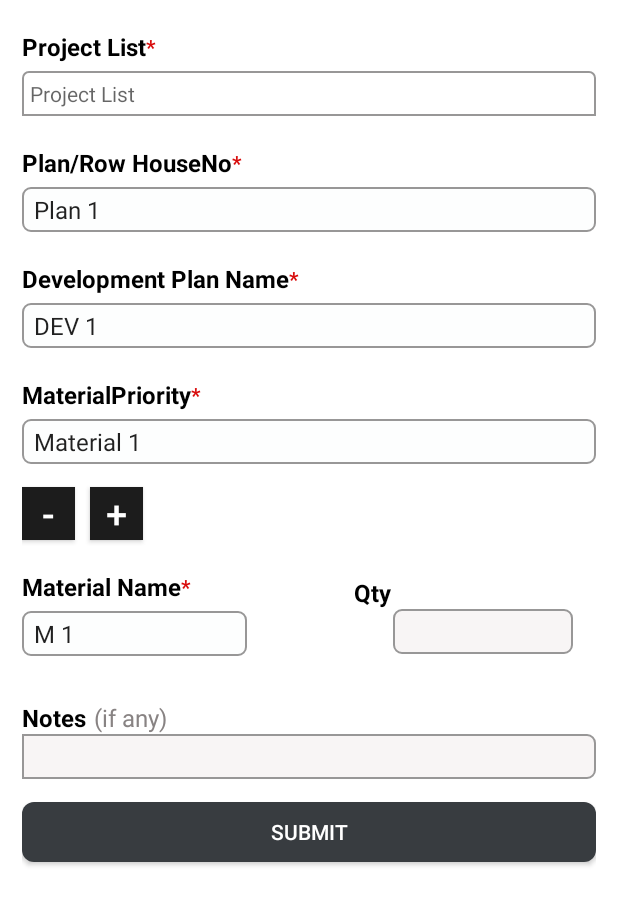
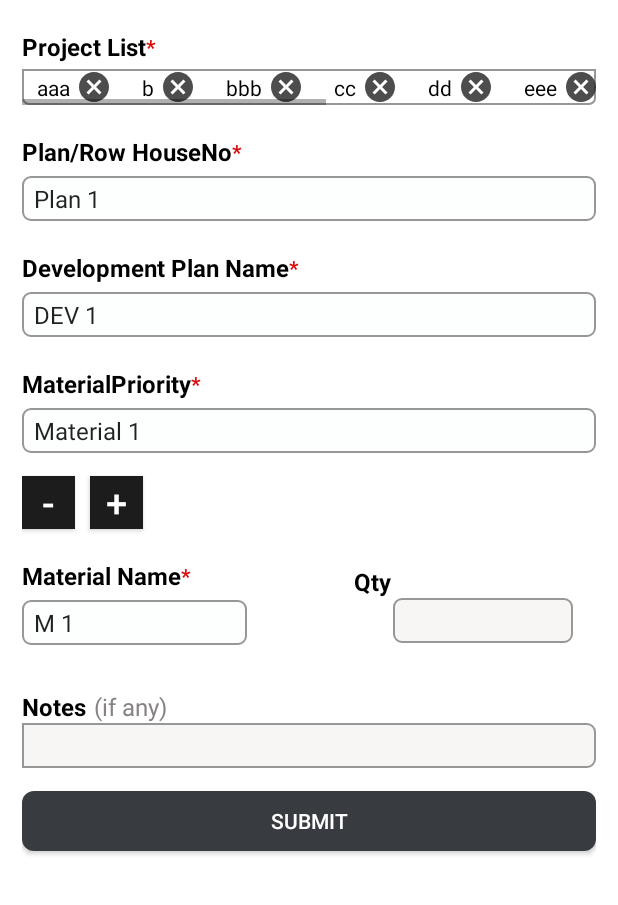
Before and after one commit to rahulmukati67/testApp1, an Android app: the fragment ProjectWise shown on its own in the app's theme, on a phone screen of 412 x 824 dp. Shown: the top 905 px of the screen. Run offline under Robolectric (Android 15) with nearby library versions, the phone set to English and light mode, and no system bars.

Commit message:
Project List

```diff
--- /dev/null
+++ b/app/src/main/java/com/example/testapp/AdapterClass.java
@@ -0,0 +1,46 @@
+package com.example.testapp;
+
+import android.content.Context;
+import android.view.LayoutInflater;
+import android.view.View;
+import android.view.ViewGroup;
+import android.widget.ImageView;
+import android.widget.TextView;
+import androidx.annotation.NonNull;
+import androidx.recyclerview.widget.RecyclerView;
+import java.util.ArrayList;
+
+public class AdapterClass extends RecyclerView.Adapter<AdapterClass.MyAdapter> {
+    private Context mcontext;
+           private ArrayList<String> list;
+           public  AdapterClass(ArrayList<String> list , Context mcontext){
+               this.list = list;
+               this.mcontext = mcontext;
+           }
+    @NonNull
+    @Override
+    public MyAdapter onCreateViewHolder(@NonNull ViewGroup parent, int viewType) {
+        View view = LayoutInflater.from(mcontext).inflate(R.layout.projectlist, parent ,false);
+        return new MyAdapter(view);
+    }
+
+    @Override
+    public void onBindViewHolder(@NonNull MyAdapter holder, int position) {
+          holder.projectName.setText(list.get(position));
+         }
+
+    @Override
+    public int getItemCount() {
+        return list.size();
+    }
+
+    class  MyAdapter extends RecyclerView.ViewHolder{
+           private TextView projectName;
+           private ImageView imgcancel;
+        public MyAdapter(@NonNull View itemView) {
+            super(itemView);
+            projectName = itemView.findViewById(R.id.projectName);
+            imgcancel = itemView.findViewById(R.id.imgcancel);
+        }
+    }
+}
--- a/app/src/main/java/com/example/testapp/ProjectWise.java
+++ b/app/src/main/java/com/example/testapp/ProjectWise.java
@@ -1,14 +1,13 @@
 package com.example.testapp;
 
-import android.content.Intent;
 import android.os.Bundle;
 import androidx.annotation.NonNull;
 import androidx.annotation.Nullable;
-import androidx.appcompat.widget.SearchView;
+import androidx.constraintlayout.widget.ConstraintLayout;
 import androidx.fragment.app.Fragment;
-import androidx.fragment.app.FragmentTransaction;
+import androidx.recyclerview.widget.LinearLayoutManager;
+import androidx.recyclerview.widget.RecyclerView;
 
-import android.util.Log;
 import android.view.LayoutInflater;
 import android.view.View;
 import android.view.ViewGroup;
@@ -17,13 +16,9 @@ import android.widget.ArrayAdapter;
 import android.widget.AutoCompleteTextView;
 import android.widget.Button;
 import android.widget.LinearLayout;
-import android.widget.ListView;
 import android.widget.Spinner;
 import android.widget.TextView;
-
-import java.net.URISyntaxException;
 import java.util.ArrayList;
-import java.util.Objects;
 
 public class ProjectWise extends Fragment {
 
@@ -32,6 +27,7 @@ public class ProjectWise extends Fragment {
     private ArrayAdapter<String> adapter;
     private TextView txtName;
     private AutoCompleteTextView autoCompleteTextView;
+    private RecyclerView projestNameRv;
     private androidx.appcompat.widget.SearchView search;
     private LinearLayout linerLayout1;
 
@@ -57,6 +53,7 @@ public class ProjectWise extends Fragment {
         spinnerPlan = view.findViewById(R.id.spinnerPlan);
 //      spinnerProjectList = view.findViewById(R.id.spinnerProjectList);
         spinnerMaterialName = view.findViewById(R.id.spinnerMaterialName);
+        projestNameRv = view.findViewById(R.id.projestNameRv);
 
         ArrayList<String> listDevelopment = new ArrayList<>();
          listDevelopment.add("DEV 1"); listDevelopment.add("DEV 2");listDevelopment.add("DEV 3");
@@ -89,53 +86,40 @@ public class ProjectWise extends Fragment {
 //        projectListAdapter.setDropDownViewResource(android.R.layout.simple_spinner_dropdown_item);
 //        spinnerProjectList.setAdapter(projectListAdapter);
 
+
         ArrayAdapter<String> MaterialNameListAdapter = new ArrayAdapter<>(requireContext(), android.R.layout.simple_spinner_item, listMaterialNAme);
         MaterialNameListAdapter.setDropDownViewResource(android.R.layout.simple_spinner_dropdown_item);
         spinnerMaterialName.setAdapter(MaterialNameListAdapter);
+
+
         ArrayList<String> list ;
         list = new ArrayList<>();
         list.add("aaa") ; list.add("b") ;list.add("bbb");list.add("cc");list.add("dd");list.add("eee");list.add("ffff");list.add("ghg");list.add("88");list.add("999");list.add("110");
 
-        ArrayAdapter<String> project = new ArrayAdapter<>(requireContext() , android.R.layout.simple_dropdown_item_1line , list);
-        autoCompleteTextView.setAdapter(project);
+        AdapterClass adapterClass = new AdapterClass(list , getContext());
+        LinearLayoutManager newLinerLayoutManager = new LinearLayoutManager(requireContext() , LinearLayoutManager.HORIZONTAL , false);
+        projestNameRv.setLayoutManager(newLinerLayoutManager);;
+        projestNameRv.setAdapter(adapterClass);
 
-        txtName.setOnClickListener(v -> {
-             if(linerLayout1.getVisibility() != View.VISIBLE) {
-                 linerLayout1.setVisibility(View.VISIBLE);
-                 autoCompleteTextView.setOnItemClickListener(new AdapterView.OnItemClickListener() {
-                     @Override
-                     public void onItemClick(AdapterView<?> parent, View view, int position, long id) {
-                         String name = autoCompleteTextView.getText().toString();
-                         txtName.setText(name);
-                         autoCompleteTextView.setText("");
-                         linerLayout1.setVisibility(View.GONE);
-                     }
-                 });
-             }else if(txtName.getText()!=null){
-                 linerLayout1.setVisibility(View.GONE);
+//        txtName.setOnClickListener(v -> {
+//             if(linerLayout1.getVisibility() != View.VISIBLE) {
+//                 linerLayout1.setVisibility(View.VISIBLE);
+//                 autoCompleteTextView.setOnItemClickListener(new AdapterView.OnItemClickListener() {
+//                     @Override
+//                     public void onItemClick(AdapterView<?> parent, View view, int position, long id) {
+//                         String name = autoCompleteTextView.getText().toString();
+//                         txtName.setText(name);
+//                         autoCompleteTextView.setText("");
+//                         linerLayout1.setVisibility(View.GONE);
+//                     }
+//                 });
+//             }else if(txtName.getText()!=null){
+//                 linerLayout1.setVisibility(View.GONE);
+//
+//             }
+//
+//        });
 
-             }
-
-//                SearchLayoutFragment searchFragment = new SearchLayoutFragment();
-//                FragmentTransaction transaction = getParentFragmentManager().beginTransaction();
-//                transaction.replace(R.id.linerLayout1, searchFragment);
-//                transaction.commit();
-        });
-//
-//        Bundle args = getArguments();
-//
-//        if (args != null) {
-//            String name = args.getString("Name");
-//            if (name != null) {
-//                txtName.setText(name);
-//                SearchLayoutFragment searchFragment = new SearchLayoutFragment();
-//                FragmentTransaction transaction = getParentFragmentManager().beginTransaction();
-//                transaction.remove(searchFragment);
-//                transaction.commit();
-//            }
-//        }else{
-//            Log.d("Name test" , "Error");
-//        }
 
         btnAdd.setOnClickListener(new View.OnClickListener() {
             @Override
@@ -161,7 +145,5 @@ public class ProjectWise extends Fragment {
                 }
             }
         });
-
     }
-
 }
--- /dev/null
+++ b/app/src/main/res/drawable/baseline_cancel_24.xml
@@ -0,0 +1,5 @@
+<vector android:alpha="0.8" android:height="24dp" android:tint="#212020"
+    android:viewportHeight="24" android:viewportWidth="24"
+    android:width="24dp" xmlns:android="http://schemas.android.com/apk/res/android">
+    <path android:fillColor="@android:color/white" android:pathData="M12,2C6.47,2 2,6.47 2,12s4.47,10 10,10 10,-4.47 10,-10S17.53,2 12,2zM17,15.59L15.59,17 12,13.41 8.41,17 7,15.59 10.59,12 7,8.41 8.41,7 12,10.59 15.59,7 17,8.41 13.41,12 17,15.59z"/>
+</vector>
--- a/app/src/main/res/layout/fragment_project_wise.xml
+++ b/app/src/main/res/layout/fragment_project_wise.xml
@@ -53,21 +53,32 @@
 <!--                android:background="@drawable/picker_background"-->
 <!--                app:layout_constraintStart_toStartOf="parent"-->
 <!--                app:layout_constraintTop_toBottomOf="@+id/txtProjectList" />-->
-            <TextView
-                android:id="@+id/txtName"
-                android:textColor="@color/black"
+
+            <androidx.constraintlayout.widget.ConstraintLayout
+                android:id="@+id/const1"
                 android:layout_width="match_parent"
-                android:layout_height="30dp"
-                android:gravity="center_vertical"
-                android:layout_marginTop="5dp"
-                android:padding="5dp"
-                android:hint="Project List"
-                android:background="@drawable/simple_bg"
-                android:clickable="true"
+                android:layout_height="wrap_content"
+                android:layout_marginTop="4dp"
+                android:layout_marginBottom="2dp"
+                android:background="@drawable/border_bg"
                 app:layout_constraintEnd_toEndOf="parent"
+                app:layout_constraintHorizontal_bias="1.0"
                 app:layout_constraintStart_toStartOf="parent"
-                app:layout_constraintTop_toBottomOf="@+id/txtProjectList"
-                android:focusable="true" />
+                app:layout_constraintTop_toBottomOf="@+id/txtProjectList">
+
+                <androidx.recyclerview.widget.RecyclerView
+                    android:id="@+id/projestNameRv"
+                    android:layout_width="match_parent"
+                    android:layout_height="wrap_content"
+                    android:scrollbars="horizontal"
+                    android:orientation="horizontal"
+                    app:layout_constraintBottom_toBottomOf="parent"
+                    app:layout_constraintStart_toStartOf="parent"
+                    app:layout_constraintTop_toTopOf="parent">
+
+                </androidx.recyclerview.widget.RecyclerView>
+
+            </androidx.constraintlayout.widget.ConstraintLayout>
 
             <TextView
                 android:id="@+id/txtPlan"
@@ -81,7 +92,7 @@
                 app:layout_constraintEnd_toStartOf="@+id/textView4"
                 app:layout_constraintHorizontal_bias="0.5"
                 app:layout_constraintStart_toStartOf="parent"
-                app:layout_constraintTop_toBottomOf="@id/linerLayout1" />
+                app:layout_constraintTop_toBottomOf="@id/const1" />
 
             <TextView
                 android:id="@+id/textView4"
--- /dev/null
+++ b/app/src/main/res/layout/projectlist.xml
@@ -0,0 +1,36 @@
+<?xml version="1.0" encoding="utf-8"?>
+<androidx.constraintlayout.widget.ConstraintLayout xmlns:android="http://schemas.android.com/apk/res/android"
+    xmlns:app="http://schemas.android.com/apk/res-auto"
+    xmlns:tools="http://schemas.android.com/tools"
+    android:layout_width="wrap_content"
+    android:layout_height="wrap_content">
+
+    <TextView
+        android:id="@+id/projectName"
+        android:layout_width="wrap_content"
+        android:layout_height="wrap_content"
+        android:text="Project Name"
+        android:textColor="@color/black"
+        android:layout_marginStart="10dp"
+        android:layout_marginEnd="4dp"
+        app:layout_constraintBottom_toBottomOf="parent"
+        app:layout_constraintEnd_toStartOf="@+id/imgcancel"
+        app:layout_constraintHorizontal_bias="0.5"
+        app:layout_constraintHorizontal_chainStyle="packed"
+        app:layout_constraintStart_toStartOf="parent"
+        app:layout_constraintTop_toTopOf="parent" />
+
+    <ImageView
+        android:id="@+id/imgcancel"
+        android:layout_width="wrap_content"
+        android:layout_height="wrap_content"
+        android:layout_marginEnd="10dp"
+        android:src="@drawable/baseline_cancel_24"
+        app:layout_constraintBottom_toBottomOf="@+id/projectName"
+        app:layout_constraintEnd_toEndOf="parent"
+        app:layout_constraintHorizontal_bias="0.5"
+        app:layout_constraintStart_toEndOf="@+id/projectName"
+        app:layout_constraintTop_toTopOf="@+id/projectName" />
+
+
+</androidx.constraintlayout.widget.ConstraintLayout>
```
